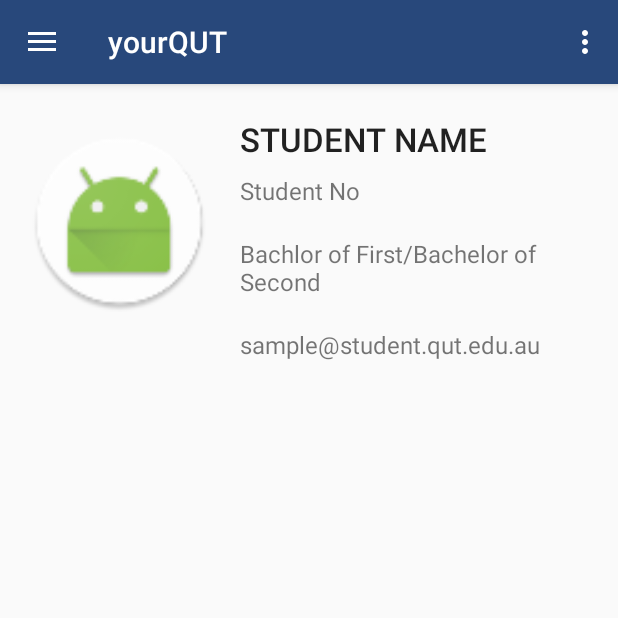
After one commit to bmpickford/CapstoneProject, an Android app: the fragment ProfilePage placed in its activity, on a phone screen of 412 x 824 dp, the top half of it. The commit adds this screen. Run offline under Robolectric (Android 15) with nearby library versions, the phone set to English and light mode, and no system bars.

Commit message:
Added profile page

```diff
--- a/app/src/main/java/com/app/capstone/app/MainActivity.java
+++ b/app/src/main/java/com/app/capstone/app/MainActivity.java
@@ -15,7 +15,7 @@ import android.view.Menu;
 import android.view.MenuItem;
 
 public class MainActivity extends AppCompatActivity
-        implements HomePage.OnFragmentInteractionListener, CoursePage.OnFragmentInteractionListener, LinksPage.OnFragmentInteractionListener, SettingsPage.OnFragmentInteractionListener, GoalsPage.OnFragmentInteractionListener, NavigationView.OnNavigationItemSelectedListener {
+        implements ProfilePage.OnFragmentInteractionListener, HomePage.OnFragmentInteractionListener, CoursePage.OnFragmentInteractionListener, LinksPage.OnFragmentInteractionListener, SettingsPage.OnFragmentInteractionListener, GoalsPage.OnFragmentInteractionListener, NavigationView.OnNavigationItemSelectedListener {
 
     @Override
     protected void onCreate(Bundle savedInstanceState) {
@@ -97,6 +97,9 @@ public class MainActivity extends AppCompatActivity
         } else if (id == com.app.capstone.app.R.id.nav_settings) {
             fragmentClass = SettingsPage.class;
             System.out.println("Settings clicked");
+        }else if (id == com.app.capstone.app.R.id.nav_profile) {
+            fragmentClass = ProfilePage.class;
+            System.out.println("Profile clicked");
         }
         try {
             fragment = (Fragment) fragmentClass.newInstance();
--- /dev/null
+++ b/app/src/main/java/com/app/capstone/app/ProfilePage.java
@@ -0,0 +1,108 @@
+package com.app.capstone.app;
+
+import android.content.Context;
+import android.net.Uri;
+import android.os.Bundle;
+import android.support.v4.app.Fragment;
+import android.view.LayoutInflater;
+import android.view.View;
+import android.view.ViewGroup;
+
+
+/**
+ * A simple {@link Fragment} subclass.
+ * Activities that contain this fragment must implement the
+ * {@link ProfilePage.OnFragmentInteractionListener} interface
+ * to handle interaction events.
+ * Use the {@link ProfilePage#newInstance} factory method to
+ * create an instance of this fragment.
+ */
+public class ProfilePage extends Fragment {
+    // TODO: Rename parameter arguments, choose names that match
+    // the fragment initialization parameters, e.g. ARG_ITEM_NUMBER
+    private static final String ARG_PARAM1 = "param1";
+    private static final String ARG_PARAM2 = "param2";
+
+    // TODO: Rename and change types of parameters
+    private String mParam1;
+    private String mParam2;
+
+    private OnFragmentInteractionListener mListener;
+
+    public ProfilePage() {
+        // Required empty public constructor
+    }
+
+    /**
+     * Use this factory method to create a new instance of
+     * this fragment using the provided parameters.
+     *
+     * @param param1 Parameter 1.
+     * @param param2 Parameter 2.
+     * @return A new instance of fragment ProfilePage.
+     */
+    // TODO: Rename and change types and number of parameters
+    public static ProfilePage newInstance(String param1, String param2) {
+        ProfilePage fragment = new ProfilePage();
+        Bundle args = new Bundle();
+        args.putString(ARG_PARAM1, param1);
+        args.putString(ARG_PARAM2, param2);
+        fragment.setArguments(args);
+        return fragment;
+    }
+
+    @Override
+    public void onCreate(Bundle savedInstanceState) {
+        super.onCreate(savedInstanceState);
+        if (getArguments() != null) {
+            mParam1 = getArguments().getString(ARG_PARAM1);
+            mParam2 = getArguments().getString(ARG_PARAM2);
+        }
+    }
+
+    @Override
+    public View onCreateView(LayoutInflater inflater, ViewGroup container,
+                             Bundle savedInstanceState) {
+        // Inflate the layout for this fragment
+        return inflater.inflate(R.layout.fragment_profile_page, container, false);
+    }
+
+    // TODO: Rename method, update argument and hook method into UI event
+    public void onButtonPressed(Uri uri) {
+        if (mListener != null) {
+            mListener.onFragmentInteraction(uri);
+        }
+    }
+
+    @Override
+    public void onAttach(Context context) {
+        super.onAttach(context);
+        if (context instanceof OnFragmentInteractionListener) {
+            mListener = (OnFragmentInteractionListener) context;
+        } else {
+            throw new RuntimeException(context.toString()
+                    + " must implement OnFragmentInteractionListener");
+        }
+    }
+
+    @Override
+    public void onDetach() {
+        super.onDetach();
+        mListener = null;
+    }
+
+    /**
+     * This interface must be implemented by activities that contain this
+     * fragment to allow an interaction in this fragment to be communicated
+     * to the activity and potentially other fragments contained in that
+     * activity.
+     * <p>
+     * See the Android Training lesson <a href=
+     * "http://developer.android.com/training/basics/fragments/communicating.html"
+     * >Communicating with Other Fragments</a> for more information.
+     */
+    public interface OnFragmentInteractionListener {
+        // TODO: Update argument type and name
+        void onFragmentInteraction(Uri uri);
+    }
+}
--- /dev/null
+++ b/app/src/main/res/layout/fragment_profile_page.xml
@@ -0,0 +1,81 @@
+<FrameLayout xmlns:android="http://schemas.android.com/apk/res/android"
+    xmlns:app="http://schemas.android.com/apk/res-auto"
+    xmlns:tools="http://schemas.android.com/tools"
+    android:layout_width="match_parent"
+    android:layout_height="match_parent"
+    tools:context="com.app.capstone.app.ProfilePage">
+
+    <!-- TODO: Update blank fragment layout -->
+
+    <LinearLayout
+        android:layout_width="match_parent"
+        android:layout_height="match_parent"
+        android:orientation="horizontal">
+
+        <LinearLayout
+            android:layout_width="320dp"
+            android:layout_height="match_parent"
+            android:layout_weight="1"
+            android:orientation="vertical">
+
+            <ImageView
+                android:id="@+id/imageView2"
+                android:layout_width="match_parent"
+                android:layout_height="@dimen/profile_size"
+                android:layout_marginTop="32dp"
+                app:srcCompat="@mipmap/ic_launcher_round" />
+        </LinearLayout>
+
+        <LinearLayout
+            android:layout_width="match_parent"
+            android:layout_height="wrap_content"
+            android:layout_weight="1"
+            android:orientation="vertical">
+
+            <TextView
+                android:id="@+id/textView3"
+                android:layout_width="match_parent"
+                android:layout_height="50dp"
+                android:layout_weight="1"
+                android:paddingEnd="@dimen/profile_p_right"
+                android:paddingTop="22dp"
+                android:text="Student Name"
+                android:textAllCaps="true"
+                android:textAppearance="@android:style/TextAppearance.Material.Title"
+                android:textSize="@dimen/profile_title_size" />
+
+            <TextView
+                android:id="@+id/textView4"
+                android:layout_width="match_parent"
+                android:layout_height="wrap_content"
+                android:layout_weight="1"
+                android:paddingBottom="10dp"
+                android:paddingEnd="@dimen/profile_p_right"
+                android:paddingTop="10dp"
+                android:text="Student No"
+                android:textSize="@dimen/profile_text_size" />
+            <TextView
+                android:id="@+id/textView5"
+                android:layout_width="match_parent"
+                android:layout_height="wrap_content"
+                android:layout_weight="1"
+                android:paddingBottom="10dp"
+                android:paddingEnd="@dimen/profile_p_right"
+                android:paddingTop="10dp"
+                android:text="Bachlor of First/Bachelor of Second"
+                android:textSize="@dimen/profile_text_size" />
+            <TextView
+                android:id="@+id/textView6"
+                android:layout_width="match_parent"
+                android:layout_height="wrap_content"
+                android:layout_weight="1"
+                android:paddingBottom="10dp"
+                android:paddingTop="10dp"
+                android:paddingEnd="@dimen/profile_p_right"
+                android:text="sample@student.qut.edu.au"
+                android:textSize="@dimen/profile_text_size" />
+        </LinearLayout>
+
+    </LinearLayout>
+
+</FrameLayout>
--- a/app/src/main/res/menu/activity_main_drawer.xml
+++ b/app/src/main/res/menu/activity_main_drawer.xml
@@ -15,6 +15,9 @@
             android:id="@+id/nav_links"
             android:title="Useful Links" />
         <item
+            android:id="@+id/nav_profile"
+            android:title="My Profile" />
+        <item
             android:id="@+id/nav_settings"
             android:title="Settings" />
     </group>
--- a/app/src/main/res/values/dimens.xml
+++ b/app/src/main/res/values/dimens.xml
@@ -18,4 +18,13 @@
     <dimen name="list_p_right">10dp</dimen>
 
     <dimen name="list_elevation">2dp</dimen>
+
+
+    <!-- PROFILE -->
+    <dimen name="profile_p_right">16dp</dimen>
+    <dimen name="profile_title_size">22sp</dimen>
+    <dimen name="profile_text_size">16sp</dimen>
+
+    <dimen name="profile_size">120dp</dimen>
+
 </resources>
--- a/app/src/main/res/values/strings.xml
+++ b/app/src/main/res/values/strings.xml
@@ -27,4 +27,7 @@
         completions."
     </string>
 
+    <!-- TODO: Remove or change this placeholder text -->
+    <string name="hello_blank_fragment">Hello blank fragment</string>
+
 </resources>
```
